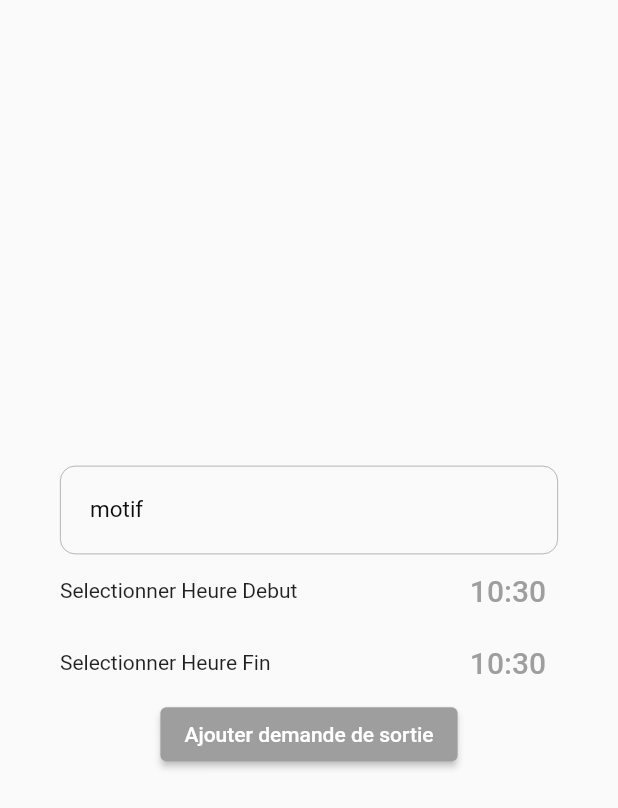
After one commit to xmeix/app_sonatrach, a Flutter app: the NewDemandeScreen screen opened directly, on a phone screen of 412 x 824 dp. The commit adds this screen. Shown: the top 808 px of the screen. Run offline on Flutter 3.47's test engine with Material 2 defaults, Android fonts, the phone set to English and light mode, and no system bars; our stand-ins replace cloud_firestore, firebase_auth, firebase_core, font_awesome_flutter, google_nav_bar; accounts and stored records are empty; network calls fail; statements that could not run were skipped.

Commit message:
addDemandeForm

```diff
--- a/lib/screens/login_screen.dart
+++ b/lib/screens/login_screen.dart
@@ -32,11 +32,11 @@ class _LoginScreenState extends State<LoginScreen> {
 
   Widget buildTextFormField(bool isPassword, TextEditingController controller) {
     return TextFormField(
-        controller: controller,
+        controller: controller,        obscureText: isPassword ? true : false,
+
         style: TextStyle(
           color: Color(0xff0d0d0d),
         ),
-        obscureText: isPassword ? true : false,
         textInputAction: TextInputAction.next,
         decoration: InputDecoration(
           // icon: Icon(Icons.password),
--- /dev/null
+++ b/lib/screens/new_demande.dart
@@ -0,0 +1,105 @@
+import 'package:app_sonatrach/widgets/navbar.dart';
+import 'package:flutter/material.dart';
+import 'package:flutter/src/foundation/key.dart';
+import 'package:flutter/src/widgets/framework.dart';
+import "package:intl/intl.dart";
+
+class NewDemandeScreen extends StatefulWidget {
+  const NewDemandeScreen({Key? key}) : super(key: key);
+
+  @override
+  State<NewDemandeScreen> createState() => _NewDemandeScreenState();
+}
+
+class _NewDemandeScreenState extends State<NewDemandeScreen> {
+  final motif = TextEditingController();
+  TimeOfDay time = TimeOfDay.now();
+
+  Widget buildTextFormField(String title, TextEditingController controller) {
+    return TextField(
+        controller: controller,
+        minLines: 1,
+        maxLines: 8,
+        onSubmitted: (_) {},
+        style: const TextStyle(
+          color: Color(0xff0d0d0d),
+        ),
+        textInputAction: TextInputAction.next,
+        decoration: InputDecoration(
+          // icon: Icon(Icons.password),
+          contentPadding: const EdgeInsets.all(20),
+          focusedBorder: OutlineInputBorder(
+            borderRadius: BorderRadius.circular(10),
+            borderSide: const BorderSide(color: Colors.grey, width: 0.5),
+          ),
+          enabledBorder: OutlineInputBorder(
+            borderRadius: BorderRadius.circular(10),
+            borderSide: const BorderSide(color: Colors.grey, width: 0.5),
+          ),
+
+          hintText: title,
+          hintStyle: TextStyle(
+            fontSize: 15,
+            color: Colors.grey[500],
+          ),
+          labelText: title,
+          labelStyle: const TextStyle(
+            fontSize: 15,
+            color: Color(0xff0d0d0d),
+            fontWeight: FontWeight.w400,
+          ),
+        ));
+  }
+
+  Widget buildTimePicker(String desc, String heure, String min) {
+    return Row(
+      mainAxisAlignment: MainAxisAlignment.spaceBetween,
+      children: [
+        Text(desc),
+        TextButton(
+          child: Text('$heure:$min',
+              style: const TextStyle(color: Colors.grey, fontSize: 20)),
+          onPressed: () async {
+            TimeOfDay? newTime =
+                await showTimePicker(context: context, initialTime: time);
+            if (newTime == null) return;
+            setState(() => time = newTime);
+          },
+        )
+      ],
+    );
+  }
+
+  Widget buildAddDemandeButton(String title) {
+    return ElevatedButton(
+      onPressed: () {},
+      child: Text(title),
+      style: ButtonStyle(
+        backgroundColor: MaterialStateProperty.all(Colors.grey[500]),
+      ),
+    );
+  }
+
+  @override
+  Widget build(BuildContext context) {
+    final heureDeb = time.hour.toString().padLeft(2, "0");
+    final heureFin = time.hour.toString().padLeft(2, "0");
+    final minDeb = time.minute.toString().padLeft(2, "0");
+    final minFin = time.minute.toString().padLeft(2, "0");
+    return Scaffold(
+      body: Padding(
+        padding: const EdgeInsets.all(40),
+        child: Column(
+          mainAxisAlignment: MainAxisAlignment.center,
+          crossAxisAlignment: CrossAxisAlignment.center,
+          children: [
+            buildTextFormField("motif", motif),
+            buildTimePicker("Selectionner Heure Debut", heureDeb, minDeb),
+            buildTimePicker("Selectionner Heure Fin", heureFin, minFin),
+            buildAddDemandeButton('Ajouter demande de sortie'),
+          ],
+        ),
+      ),
+    );
+  }
+}
--- a/lib/screens/personnel_acceuil_screen.dart
+++ b/lib/screens/personnel_acceuil_screen.dart
@@ -2,6 +2,7 @@
 
 import 'package:app_sonatrach/addons/authentication.dart';
 import 'package:app_sonatrach/models/utilisateur.dart';
+import 'package:app_sonatrach/screens/new_demande.dart';
 import 'package:app_sonatrach/widgets/carte.dart';
 import 'package:app_sonatrach/widgets/navbar.dart';
 import 'package:firebase_auth/firebase_auth.dart';
@@ -44,6 +45,19 @@ class _PersonnelAcceuilScreenState extends State<PersonnelAcceuilScreen> {
           signOut();
         },
         child: const Text('Sign Out'));
+  }
+
+  startAddNewDemande(BuildContext ctx) {
+    showModalBottomSheet(
+        isScrollControlled: true,
+        context: ctx,
+        builder: (_) {
+          return GestureDetector(
+            onTap: () {},
+            behavior: HitTestBehavior.opaque,
+            child: NewDemandeScreen(),
+          );
+        });
   }
 
   @override
@@ -92,24 +106,32 @@ class _PersonnelAcceuilScreenState extends State<PersonnelAcceuilScreen> {
                 ),
                 const Carte(
                   nom: "Mes Demandes De Bons de sortie",
-                  description: 'Cette demande concerne les employés qui veulent une demande de bon de sortie',
-                      gestion:false,
-                      listeDem:true,
+                  description:
+                      'Cette demande concerne les employés qui veulent une demande de bon de sortie',
+                  gestion: false,
+                  listeDem: true,
                 ),
                 SizedBox(
                   height: 15,
                 ),
                 const Carte(
                   nom: "Mes Demandes De Bons de congé",
-                  description:'Cette demande concerne les employés qui veulent une demande de congé',
-                  gestion:false,
-                  listeDem:false,
+                  description:
+                      'Cette demande concerne les employés qui veulent une demande de congé',
+                  gestion: false,
+                  listeDem: false,
                 ),
               ],
             ),
           ),
         ],
       ),
+      floatingActionButton: FloatingActionButton(
+        onPressed: () => startAddNewDemande(context),
+        backgroundColor: Colors.grey[500],
+        child: Icon(Icons.add),
+      ),
+      floatingActionButtonLocation: FloatingActionButtonLocation.centerFloat,
     );
   }
 }
```
